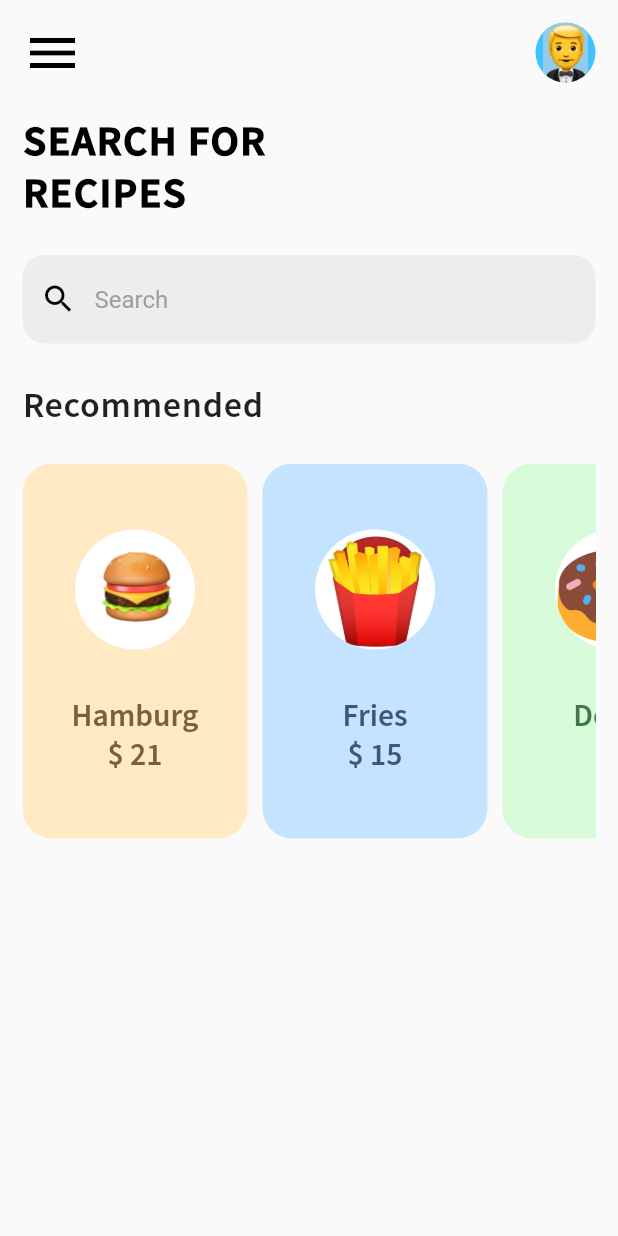
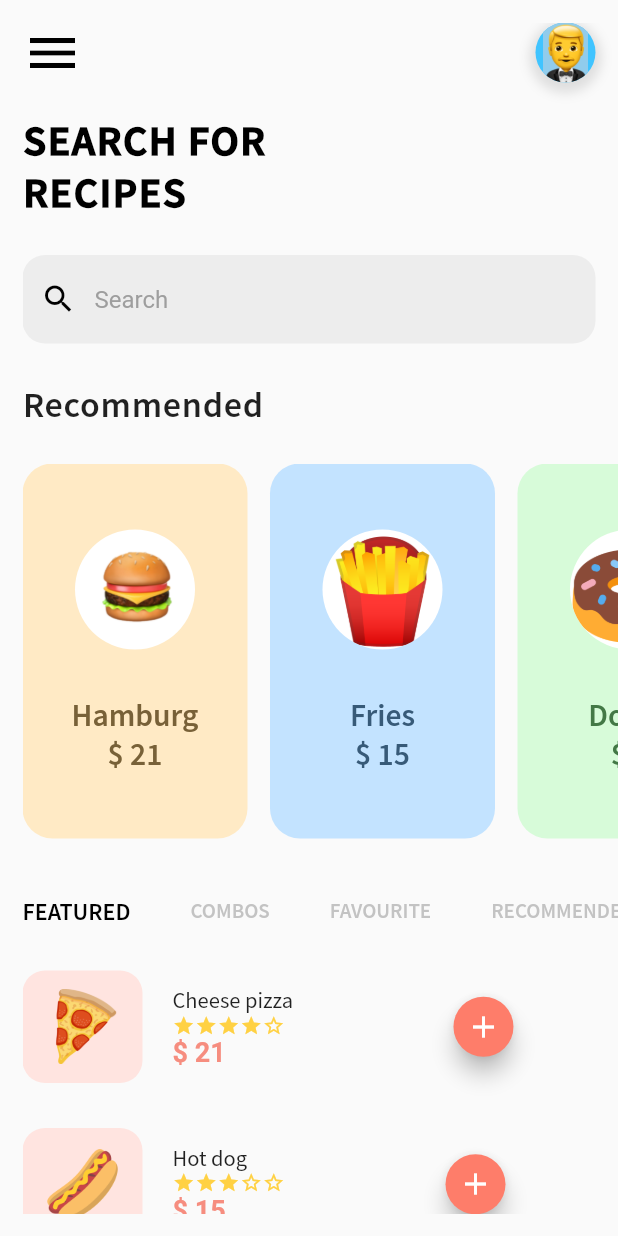
Before and after one commit to SuyashGandhi13/foodui, a Flutter app: the screen it shows after launch, on a phone screen of 412 x 824 dp. Run offline on Flutter 3.47's test engine with Material 2 defaults, Android fonts, the phone set to English and light mode, and no system bars; drawn by our look-alikes of smooth_star_rating.

Commit message:
improvement to looks

```diff
--- a/lib/FoodCards.dart
+++ b/lib/food_card.dart
@@ -12,7 +12,7 @@ class FoodCard extends StatelessWidget {
   @override
   Widget build(BuildContext context) {
     return Container(
-      margin: EdgeInsets.only(right: 10.0),
+      margin: EdgeInsets.only(right: 15.0),
       width: 150,
       decoration: BoxDecoration(
         borderRadius: BorderRadius.circular(20.0),
--- /dev/null
+++ b/lib/food_tab.dart
@@ -0,0 +1,83 @@
+import 'package:flutter/material.dart';
+import 'package:smooth_star_rating/smooth_star_rating.dart';
+
+class FoodTab extends StatelessWidget {
+  final String source;
+  final String text;
+  final double rating;
+  final int price;
+
+  FoodTab(
+      {@required this.source, @required this.text, this.rating, this.price});
+
+  @override
+  Widget build(BuildContext context) {
+    return Padding(
+      padding: const EdgeInsets.fromLTRB(0, 15.0, 15.0, 15.0),
+      child: Row(
+        children: [
+          Container(
+            width: 80,
+            child: Container(
+              height: 75,
+              width: 75,
+              decoration: BoxDecoration(
+                borderRadius: BorderRadius.circular(15),
+                color: Color(0xFFFFE4E0),
+              ),
+              child: Center(
+                child: Image.asset(
+                  source,
+                  height: 50,
+                  width: 50,
+                ),
+              ),
+            ),
+          ),
+          SizedBox(
+            width: 20.0,
+          ),
+          Column(
+            crossAxisAlignment: CrossAxisAlignment.start,
+            mainAxisAlignment: MainAxisAlignment.start,
+            children: [
+              Text(
+                text,
+                style: TextStyle(
+                    fontFamily: 'Source Sans Pro',
+                    fontWeight: FontWeight.w400,
+                    fontSize: 15),
+              ),
+              SmoothStarRating(
+                allowHalfRating: false,
+                starCount: 5,
+                rating: rating,
+                color: Color(0xFFFFD143),
+                borderColor: Color(0xFFFFD143),
+                size: 15.0,
+                spacing: 0,
+              ),
+              Text(
+                '\$ $price',
+                style: TextStyle(
+                    color: Color(0xFFF68D7F),
+                    fontWeight: FontWeight.w700,
+                    fontSize: 18),
+              )
+            ],
+          ),
+          SizedBox(
+            width: MediaQuery.of(context).size.width * .25,
+          ),
+          FloatingActionButton(
+            heroTag: text,
+            onPressed: () {},
+            child: Icon(Icons.add),
+            mini: true,
+            backgroundColor: Color(0xFFFE7D6A),
+          )
+        ],
+      ),
+    );
+  }
+}
--- a/lib/home_screen.dart
+++ b/lib/home_screen.dart
@@ -1,17 +1,33 @@
 import 'package:flutter/cupertino.dart';
 import 'package:flutter/material.dart';
-import 'package:foodui/FoodCards.dart';
+import 'package:foodui/food_card.dart';
+import 'food_tab.dart';
 
-class HomeScreen extends StatelessWidget {
-  final String s = "\$ 21";
+class HomeScreen extends StatefulWidget {
+  @override
+  _HomeScreenState createState() => _HomeScreenState();
+}
+
+class _HomeScreenState extends State<HomeScreen>
+    with SingleTickerProviderStateMixin {
+  TabController tabController;
+
+  @override
+  void initState() {
+    // TODO: implement initState
+    super.initState();
+    tabController = TabController(length: 4, vsync: this);
+  }
+
   @override
   Widget build(BuildContext context) {
     return Scaffold(
       body: Padding(
-        padding: const EdgeInsets.all(15.0),
+        padding: EdgeInsets.fromLTRB(15, 15, 0, 15),
         child: ListView(
           children: [
             Container(
+              padding: EdgeInsets.only(right: 15),
               child: Row(
                 mainAxisAlignment: MainAxisAlignment.spaceBetween,
                 children: [
@@ -24,6 +40,13 @@ class HomeScreen extends StatelessWidget {
                     height: 40.0,
                     width: 40.0,
                     decoration: BoxDecoration(
+                      boxShadow: [
+                        BoxShadow(
+                            color: Colors.grey.withOpacity(0.3),
+                            blurRadius: 6.0,
+                            spreadRadius: 4.0,
+                            offset: Offset(0, 3))
+                      ],
                       shape: BoxShape.circle,
                       color: Colors.lightBlueAccent,
                       image: DecorationImage(
@@ -46,7 +69,9 @@ class HomeScreen extends StatelessWidget {
               ),
             ),
             SizedBox(height: 25.0),
-            TextField(
+            Padding(
+              padding: const EdgeInsets.only(right: 15.0),
+              child: TextField(
                 decoration: InputDecoration(
                   border: OutlineInputBorder(
                     borderRadius: BorderRadius.circular(15.0),
@@ -59,6 +84,7 @@ class HomeScreen extends StatelessWidget {
                   prefixIcon: Icon(
                     Icons.search,
                     color: Colors.black,
+                  ),
                 ),
               ),
             ),
@@ -101,6 +127,93 @@ class HomeScreen extends StatelessWidget {
                   ),
                 ],
               ),
+            ),
+            SizedBox(height: 25.0),
+            TabBar(
+              controller: tabController,
+              labelColor: Colors.black,
+              indicatorColor: Colors.transparent,
+              labelPadding: EdgeInsets.only(right: 40),
+              labelStyle: TextStyle(
+                  fontFamily: 'Source Sans Pro',
+                  fontWeight: FontWeight.w700,
+                  fontSize: 16),
+              unselectedLabelColor: Colors.grey.withOpacity(0.6),
+              unselectedLabelStyle: TextStyle(
+                  fontFamily: 'Source Sans Pro',
+                  fontWeight: FontWeight.w700,
+                  fontSize: 14),
+              isScrollable: true,
+              tabs: [
+                Tab(child: Text('FEATURED')),
+                Tab(child: Text('COMBOS')),
+                Tab(child: Text('FAVOURITE')),
+                Tab(child: Text('RECOMMENDED')),
+              ],
+            ),
+            Container(
+              height: MediaQuery.of(context).size.height - 450,
+              child: TabBarView(
+                controller: tabController,
+                children: [
+                  ListView(
+                    children: [
+                      FoodTab(
+                          source: 'images/pizza.png',
+                          text: 'Cheese pizza',
+                          price: 21,
+                          rating: 4),
+                      FoodTab(
+                          source: 'images/hot dog.png',
+                          text: 'Hot dog',
+                          price: 15,
+                          rating: 3)
+                    ],
+                  ),
+                  ListView(
+                    children: [
+                      FoodTab(
+                          source: 'images/pizza.png',
+                          text: 'Cheese pizza',
+                          price: 21,
+                          rating: 4),
+                      FoodTab(
+                          source: 'images/hot dog.png',
+                          text: 'Hot dog',
+                          price: 15,
+                          rating: 3)
+                    ],
+                  ),
+                  ListView(
+                    children: [
+                      FoodTab(
+                          source: 'images/pizza.png',
+                          text: 'Cheese pizza',
+                          price: 21,
+                          rating: 4),
+                      FoodTab(
+                          source: 'images/hot dog.png',
+                          text: 'Hot dog',
+                          price: 15,
+                          rating: 3)
+                    ],
+                  ),
+                  ListView(
+                    children: [
+                      FoodTab(
+                          source: 'images/pizza.png',
+                          text: 'Cheese pizza',
+                          price: 21,
+                          rating: 4),
+                      FoodTab(
+                          source: 'images/hot dog.png',
+                          text: 'Hot dog',
+                          price: 15,
+                          rating: 3)
+                    ],
+                  ),
+                ],
+              ),
             )
           ],
         ),
--- a/pubspec.yaml
+++ b/pubspec.yaml
@@ -28,7 +28,7 @@ dependencies:
   # The following adds the Cupertino Icons font to your application.
   # Use with the CupertinoIcons class for iOS style icons.
   cupertino_icons: ^1.0.2
-  flutter_emoji: ^2.2.1+1
+  smooth_star_rating: ^1.1.1
 
 dev_dependencies:
   flutter_test:
```
Also changed, not shown: images/hot dog.png (added), images/pizza.png (added), pubspec.lock. Lines whose indentation alone changed are shown as unchanged.
